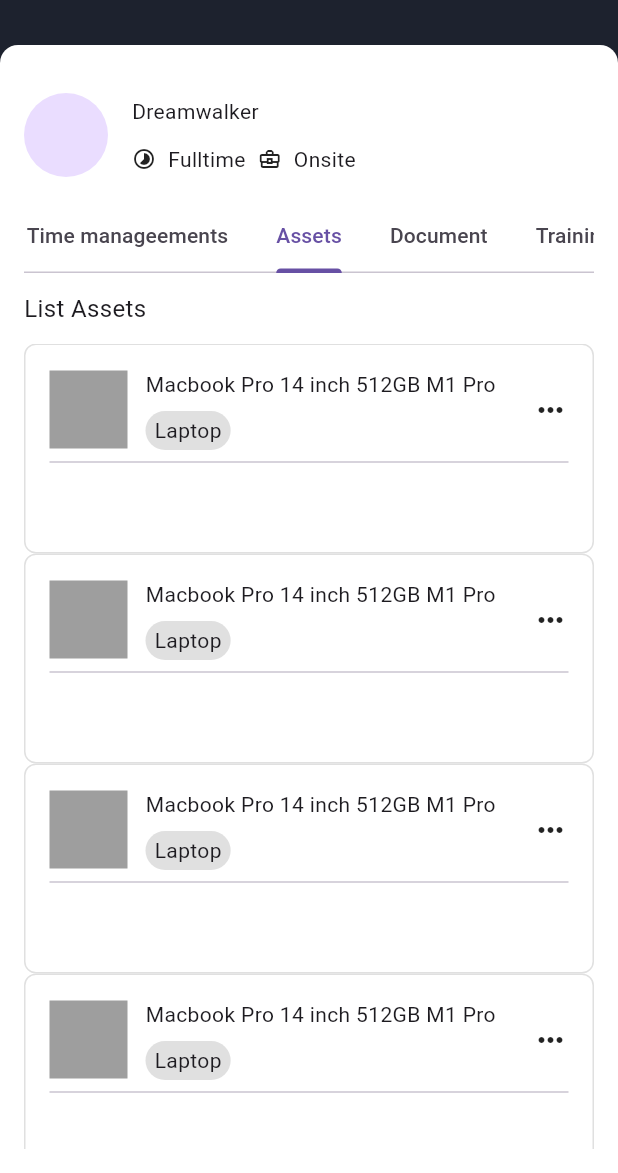
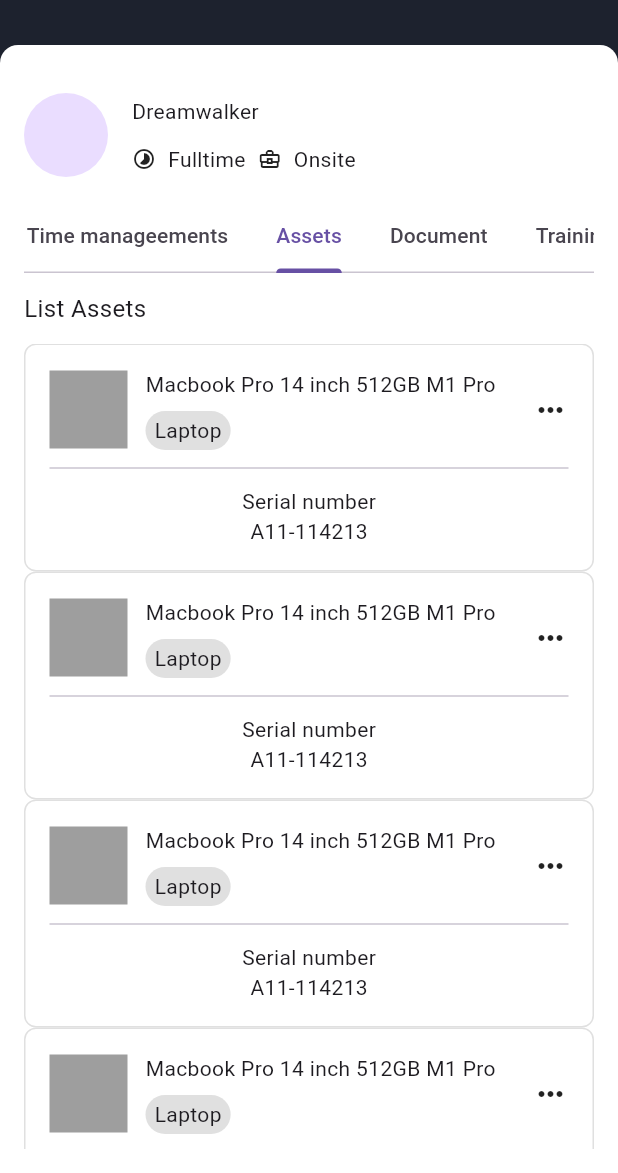
Before and after one commit to JAICHANGPARK/flutter_notebook_chapter_43, a Flutter app: the EmployeeDetailPage screen opened directly, tab 3 chosen, on a phone screen of 412 x 824 dp, the part 63-1236 px from its top. Run offline on Flutter 3.47's test engine with Material 3 defaults, Android fonts, the phone set to English and light mode, and no system bars; our stand-ins replace gap, hugeicons, percent_indicator.

Commit message:
Update employee_assets_widget.dart

```diff
--- a/lib/ep2178_employee_app/ui/employee_assets_widget.dart
+++ b/lib/ep2178_employee_app/ui/employee_assets_widget.dart
@@ -25,7 +25,7 @@ class _EmployeeAssetsWidgetState extends State<EmployeeAssetsWidget> {
         Expanded(child: ListView.builder(
           itemBuilder: (context, index) {
             return Container(
-              height: 140,
+              // height: 140,
               decoration: BoxDecoration(
                 border: Border.all(
                   color: Colors.grey[300]!,
@@ -69,14 +69,20 @@ class _EmployeeAssetsWidgetState extends State<EmployeeAssetsWidget> {
                       ),
                     ],
                   ),
-                  Divider(),
+                  Divider(
+                    height: 24,
+                  ),
                   Row(
                     children: [
                       Expanded(
                         child: Column(
-                          children: [],
+                          children: [
+                            Text("Serial number"),
+                            Text("A11-114213"),
+                          ],
                         ),
-                      )
+                      ),
+
                     ],
                   )
                 ],
```
